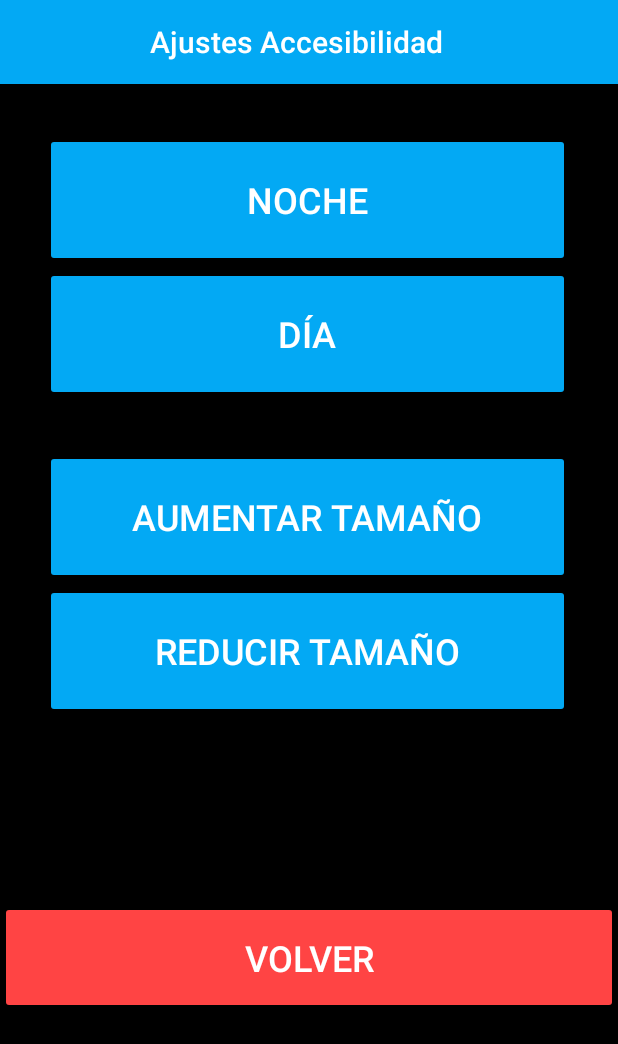
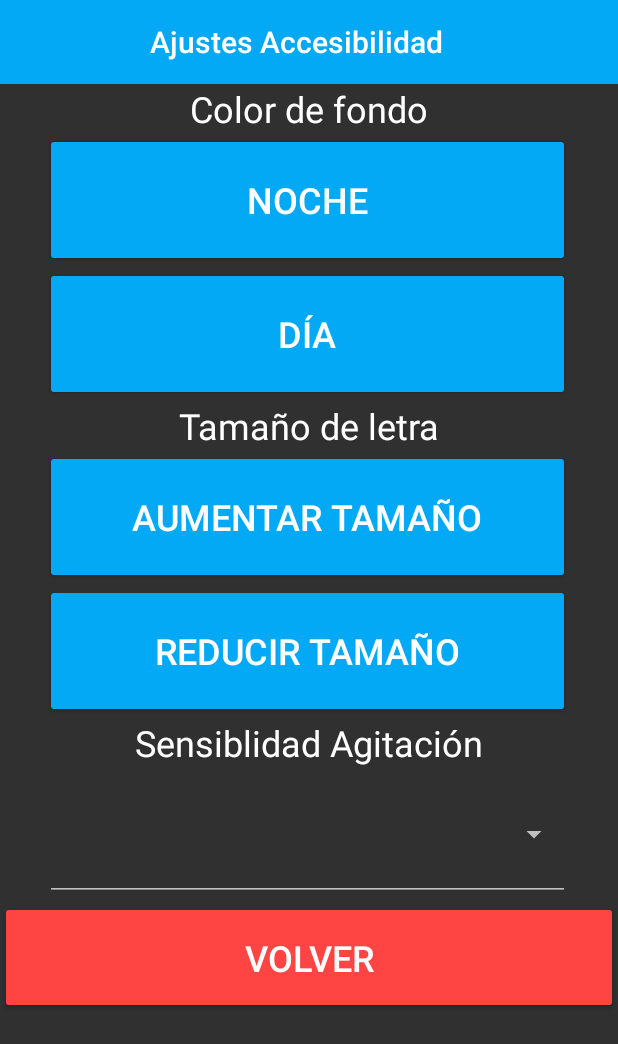
Before and after one commit to aagv2004/SecAlarm, an Android app: the activityAccesibilidad screen opened directly, with no data from a screen before it, after a tap on "NOCHE", on a phone screen of 412 x 824 dp. Shown: the top 1044 px of the screen. Run offline under Robolectric (Android 15) with nearby library versions, the phone set to English and light mode, and no system bars.

Commit message:
Version 3.0.4: Se logró hacer que funcione la accesibilidad de día y noche, sin embargo, por el momento hay problemas con el mainActivity ya que es el único que no cambia.

```diff
--- a/app/src/main/AndroidManifest.xml
+++ b/app/src/main/AndroidManifest.xml
@@ -10,7 +10,7 @@
     <uses-permission android:name="android.permission.VIBRATE" />
 
     <application
-        android:theme="@style/Theme.AppCompat.Light.NoActionBar"
+        android:theme="@style/Theme.MyApplication"
         android:allowBackup="true"
         android:dataExtractionRules="@xml/data_extraction_rules"
         android:fullBackupContent="@xml/backup_rules"
--- a/app/src/main/java/com/example/myapplication/activityAccesibilidad.java
+++ b/app/src/main/java/com/example/myapplication/activityAccesibilidad.java
@@ -7,6 +7,7 @@
 
 import androidx.activity.EdgeToEdge;
 import androidx.appcompat.app.AppCompatActivity;
+import androidx.appcompat.app.AppCompatDelegate;
 import androidx.core.graphics.Insets;
 import androidx.core.view.ViewCompat;
 import androidx.core.view.WindowInsetsCompat;
@@ -18,14 +19,21 @@
 
 public class activityAccesibilidad extends AppCompatActivity {
 
-    private Button btnNoche, btnDia, btnAumentar, btnReducir;
-    private Spinner spinnerSensitivity;
     private SharedPreferences sharedPreferences;
+    private static final String PREFS_NAME = "themePrefs";
+    private static final String THEME_KEY = "theme";
 
     @Override
     protected void onCreate(Bundle savedInstanceState) {
         super.onCreate(savedInstanceState);
         EdgeToEdge.enable(this);
+        sharedPreferences = getSharedPreferences(PREFS_NAME, MODE_PRIVATE);
+        String currentTheme = sharedPreferences.getString(THEME_KEY, "day");
+        if (currentTheme.equals("night")){
+            AppCompatDelegate.setDefaultNightMode(AppCompatDelegate.MODE_NIGHT_YES);
+        } else {
+            AppCompatDelegate.setDefaultNightMode(AppCompatDelegate.MODE_NIGHT_NO);
+        }
         setContentView(R.layout.activity_accesibilidad);
         ViewCompat.setOnApplyWindowInsetsListener(findViewById(R.id.main), (v, insets) -> {
             Insets systemBars = insets.getInsets(WindowInsetsCompat.Type.systemBars());
@@ -33,57 +41,32 @@
             return insets;
         });
 
-        sharedPreferences = getSharedPreferences("AccesibilityPrefs", MODE_PRIVATE);
-        btnNoche = findViewById(R.id.btnNoche);
-        btnDia = findViewById(R.id.btnDia);
-        btnAumentar = findViewById(R.id.btnAumentar);
-        btnReducir = findViewById(R.id.btnReducir);
-        spinnerSensitivity = findViewById(R.id.spinner);
+        Button btnNoche = findViewById(R.id.btnNoche);
+        Button btnDia = findViewById(R.id.btnDia);
 
-        btnNoche.setOnClickListener(view -> setNightMode());
-        btnDia.setOnClickListener(view -> setDayMode());
-        btnAumentar.setOnClickListener(view -> changeTextSize(true));
-        btnReducir.setOnClickListener(view -> changeTextSize(false));
+        btnNoche.setOnClickListener(v -> setAppTheme("night"));
+        btnDia.setOnClickListener(v -> setAppTheme("day"));
+    }
 
-        spinnerSensitivity.setOnItemSelectedListener(new AdapterView.OnItemSelectedListener() {
-            @Override
-            public void onItemSelected(AdapterView<?> parent, View view, int position, long id) {
-                String sensitivityLevel = (String) parent.getItemAtPosition(position);
-                sharedPreferences.edit().putString("sensitivity", sensitivityLevel).apply();
-            }
+    public void setAppTheme(String theme){
+        SharedPreferences.Editor editor = sharedPreferences.edit();
+        editor.putString(THEME_KEY, theme);
+        editor.apply();
 
-            @Override
-            public void onNothingSelected(AdapterView<?> parent) {
+        if (theme.equals("night")) {
+            AppCompatDelegate.setDefaultNightMode(AppCompatDelegate.MODE_NIGHT_YES);
+        } else {
+            AppCompatDelegate.setDefaultNightMode(AppCompatDelegate.MODE_NIGHT_NO);
+        }
+        recreate();
+    }
 
-            }
-        });
-    }
-    private void setNightMode(){
-        if (Build.VERSION.SDK_INT >= Build.VERSION_CODES.M) {
-            getWindow().getDecorView().setBackgroundColor(getResources().getColor(R.color.black, getTheme()));
-        } else {
-            getWindow().getDecorView().setBackgroundColor(getResources().getColor(R.color.black));
-        }
-    }
-    private void setDayMode(){
-        if (Build.VERSION.SDK_INT >= Build.VERSION_CODES.M) {
-            getWindow().getDecorView().setBackgroundColor(getResources().getColor(R.color.white, getTheme()));
-        } else {
-            getWindow().getDecorView().setBackgroundColor(getResources().getColor(R.color.black));
-        }
-    }
-    public void changeTextSize(boolean increase){
-        float currentSize = getResources().getConfiguration().fontScale;
-        float newSize = increase ? currentSize + 0.1f : currentSize - 0.1f;
-        if (newSize >= 1.0f && newSize <= 1.5f){
-            sharedPreferences.edit().putFloat("textSize", newSize).apply();
-            getResources().getConfiguration().fontScale = newSize;
-            getResources().updateConfiguration(getResources().getConfiguration(), getResources().getDisplayMetrics());
-        }
-    }
+
 
     public void paginaMenuPrincipal(View v){
         Intent intent = new Intent(this, MainActivity.class);
         startActivity(intent);
     }
+
+
 }
--- a/app/src/main/res/layout/activity_accesibilidad.xml
+++ b/app/src/main/res/layout/activity_accesibilidad.xml
@@ -15,11 +15,12 @@
         android:layout_height="wrap_content"
         android:background="@color/lightBlue"
         android:minHeight="?attr/actionBarSize"
-        android:theme="?attr/actionBarTheme"
+        android:theme="@style/Theme.MyApplication"
         app:title="Ajustes Accesibilidad"
         app:titleMarginStart="100dp"
         app:titleTextAppearance="@style/TextAppearance.AppCompat.Title"
-        app:titleTextColor="@color/white" />
+        app:titleTextColor="@color/white"/>
+
 
     <TextView
         android:layout_width="match_parent"
--- a/app/src/main/res/layout/activity_agregar_contactos.xml
+++ b/app/src/main/res/layout/activity_agregar_contactos.xml
@@ -14,11 +14,10 @@
         android:layout_height="wrap_content"
         android:background="@color/lightBlue"
         android:minHeight="70dp"
-        android:theme="@style/Theme.MyApplication"
         app:title="Agregar Contacto"
         app:titleMarginStart="65dp"
         app:titleTextAppearance="@style/TextAppearance.AppCompat.Display1"
-        app:titleTextColor="@color/white" />
+        app:titleTextColor="@color/black" />
 
     <TextView
         android:id="@+id/textView7"
--- /dev/null
+++ b/app/src/main/res/values-night/themes.xml
@@ -0,0 +1,11 @@
+<?xml version="1.0" encoding="utf-8"?>
+<resources>
+    <style name="Base.Theme.MyApplication" parent="Theme.AppCompat.DayNight.NoActionBar">
+        <item name="colorPrimary">@color/lightBlue</item>
+        <item name="colorPrimaryDark">@color/black</item>
+        <item name="colorAccent">@color/white</item>
+        <item name="android:textColor">@color/white</item>
+        <!-- <item name="android:background">@color/black</item> -->
+    </style>
+    <style name="Theme.MyApplication" parent="Base.Theme.MyApplication" />
+</resources>
--- a/app/src/main/res/values/themes.xml
+++ b/app/src/main/res/values/themes.xml
@@ -1,10 +1,13 @@
 <resources>
     <!-- Base application theme. -->
-    <style name="Base.Theme.MyApplication" parent="Theme.AppCompat.Light">
+    <style name="Base.Theme.MyApplication" parent="Theme.AppCompat.Light.NoActionBar">
         <!-- Customize your light theme here. -->
         <item name="colorPrimary">@color/lightBlue</item>
         <item name="colorSecondary">@color/white</item>
+        <item name="colorAccent">@color/black</item>
+        <item name="android:textColor">@color/black</item>
+        <!-- <item name="android:background">@color/white</item> -->
+
     </style>
-
     <style name="Theme.MyApplication" parent="Base.Theme.MyApplication" />
 </resources>
```
Also changed, not shown: app/src/main/res/values/styles.xml (added, +7 -0 lines).
